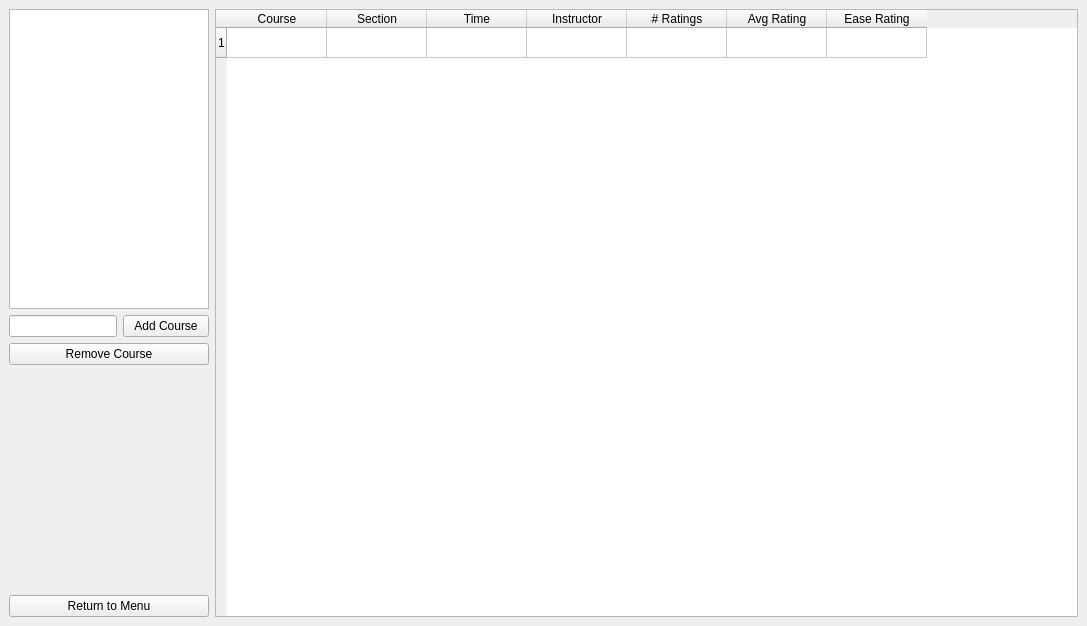
The window that designer_files/make_schedule_window.ui (rcxwhiz/BYUScheduler2) describes before a commit, drawn with Qt 5.
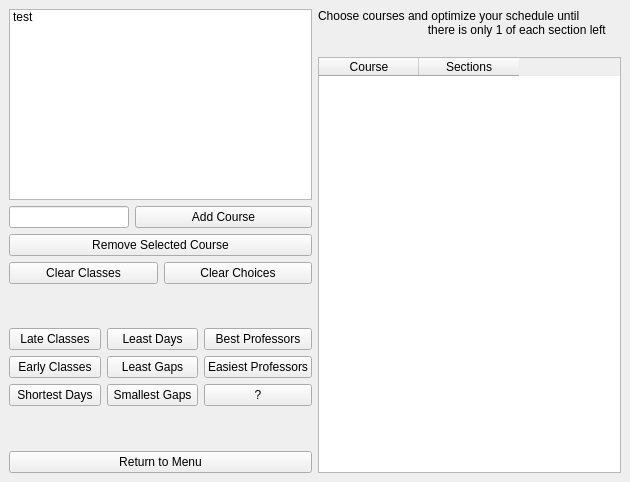
The same window after the commit.

```diff
--- a/designer_files/make_schedule_window.ui
+++ b/designer_files/make_schedule_window.ui
@@ -6,8 +6,8 @@
    <rect>
     <x>0</x>
     <y>0</y>
-    <width>1087</width>
-    <height>626</height>
+       <width>630</width>
+       <height>482</height>
    </rect>
   </property>
   <property name="windowTitle">
@@ -23,28 +23,12 @@
          <enum>QLayout::SetDefaultConstraint</enum>
         </property>
         <item>
-         <widget class="QTableWidget" name="tableWidget">
-          <property name="sizePolicy">
-           <sizepolicy hsizetype="Preferred" vsizetype="Preferred">
-            <horstretch>0</horstretch>
-            <verstretch>0</verstretch>
-           </sizepolicy>
-          </property>
-          <property name="minimumSize">
-           <size>
-            <width>0</width>
-            <height>300</height>
-           </size>
-          </property>
-          <property name="maximumSize">
-           <size>
-            <width>200</width>
-            <height>300</height>
-           </size>
-          </property>
-          <property name="alternatingRowColors">
-           <bool>true</bool>
-          </property>
+               <widget class="QListWidget" name="listWidget">
+                   <item>
+                       <property name="text">
+                           <string>test</string>
+                       </property>
+                   </item>
          </widget>
         </item>
         <item>
@@ -77,17 +61,112 @@
         <item>
          <widget class="QPushButton" name="pushButton_2">
           <property name="text">
-           <string>Remove Course</string>
+                       <string>Remove Selected Course</string>
           </property>
          </widget>
         </item>
+           <item>
+               <layout class="QHBoxLayout" name="horizontalLayout_3">
+                   <item>
+                       <widget class="QPushButton" name="pushButton_12">
+                           <property name="text">
+                               <string>Clear Classes</string>
+                           </property>
+                       </widget>
+                   </item>
+                   <item>
+                       <widget class="QPushButton" name="pushButton_13">
+                           <property name="text">
+                               <string>Clear Choices</string>
+                           </property>
+                       </widget>
+                   </item>
+               </layout>
+           </item>
         <item>
          <spacer name="verticalSpacer">
           <property name="orientation">
            <enum>Qt::Vertical</enum>
           </property>
-          <property name="sizeType">
-           <enum>QSizePolicy::Expanding</enum>
+                   <property name="sizeHint" stdset="0">
+                       <size>
+                           <width>20</width>
+                           <height>40</height>
+                       </size>
+                   </property>
+               </spacer>
+           </item>
+           <item>
+               <layout class="QGridLayout" name="gridLayout_2">
+                   <item row="0" column="0">
+                       <widget class="QPushButton" name="pushButton_4">
+                           <property name="text">
+                               <string>Late Classes</string>
+                           </property>
+                       </widget>
+                   </item>
+                   <item row="1" column="1">
+                       <widget class="QPushButton" name="pushButton_6">
+                           <property name="text">
+                               <string>Least Gaps</string>
+                           </property>
+                       </widget>
+                   </item>
+                   <item row="0" column="1">
+                       <widget class="QPushButton" name="pushButton_8">
+                           <property name="text">
+                               <string>Least Days</string>
+                           </property>
+                       </widget>
+                   </item>
+                   <item row="0" column="2">
+                       <widget class="QPushButton" name="pushButton_9">
+                           <property name="text">
+                               <string>Best Professors</string>
+                           </property>
+                       </widget>
+                   </item>
+                   <item row="1" column="0">
+                       <widget class="QPushButton" name="pushButton_3">
+                           <property name="text">
+                               <string>Early Classes</string>
+                           </property>
+                       </widget>
+                   </item>
+                   <item row="2" column="0">
+                       <widget class="QPushButton" name="pushButton_7">
+                           <property name="text">
+                               <string>Shortest Days</string>
+                           </property>
+                       </widget>
+                   </item>
+                   <item row="1" column="2">
+                       <widget class="QPushButton" name="pushButton_10">
+                           <property name="text">
+                               <string>Easiest Professors</string>
+                           </property>
+                       </widget>
+                   </item>
+                   <item row="2" column="1">
+                       <widget class="QPushButton" name="pushButton_5">
+                           <property name="text">
+                               <string>Smallest Gaps</string>
+                           </property>
+                       </widget>
+                   </item>
+                   <item row="2" column="2">
+                       <widget class="QPushButton" name="pushButton_11">
+                           <property name="text">
+                               <string>?</string>
+                           </property>
+                       </widget>
+                   </item>
+               </layout>
+           </item>
+           <item>
+               <spacer name="verticalSpacer_2">
+                   <property name="orientation">
+                       <enum>Qt::Vertical</enum>
           </property>
           <property name="sizeHint" stdset="0">
            <size>
@@ -107,20 +186,18 @@
        </layout>
       </item>
       <item>
-       <widget class="QTableWidget" name="course_table">
-        <property name="sizePolicy">
-         <sizepolicy hsizetype="Expanding" vsizetype="Expanding">
-          <horstretch>0</horstretch>
-          <verstretch>0</verstretch>
-         </sizepolicy>
-        </property>
-        <property name="rowCount">
-         <number>1</number>
-        </property>
-        <property name="columnCount">
-         <number>7</number>
-        </property>
-        <row/>
+             <layout class="QVBoxLayout" name="verticalLayout_2">
+                 <item>
+                     <widget class="QLabel" name="label">
+                         <property name="text">
+                             <string>Choose courses and optimize your schedule until
+                                 there is only 1 of each section left
+                             </string>
+                         </property>
+                     </widget>
+                 </item>
+                 <item>
+                     <widget class="QTableWidget" name="tableWidget_2">
         <column>
          <property name="text">
           <string>Course</string>
@@ -128,35 +205,12 @@
         </column>
         <column>
          <property name="text">
-          <string>Section</string>
-         </property>
-        </column>
-        <column>
-         <property name="text">
-          <string>Time</string>
-         </property>
-        </column>
-        <column>
-         <property name="text">
-          <string>Instructor</string>
-         </property>
-        </column>
-        <column>
-         <property name="text">
-          <string># Ratings</string>
-         </property>
-        </column>
-        <column>
-         <property name="text">
-          <string>Avg Rating</string>
-         </property>
-        </column>
-        <column>
-         <property name="text">
-          <string>Ease Rating</string>
+                                 <string>Sections</string>
          </property>
         </column>
        </widget>
+                 </item>
+             </layout>
       </item>
      </layout>
     </item>
```
Lines whose indentation alone changed are shown as unchanged.
